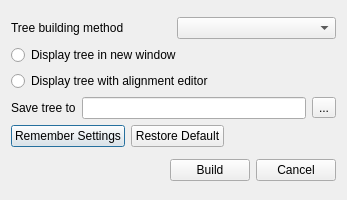
violethaze74/ugene, file src/corelibs/U2View/src/phyltree/ui/CreatePhyTreeDialog.ui: the form before one commit.
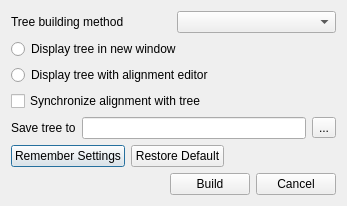
The form after the commit.

Diff of the .ui file:
```diff
--- a/src/corelibs/U2View/src/phyltree/ui/CreatePhyTreeDialog.ui
+++ b/src/corelibs/U2View/src/phyltree/ui/CreatePhyTreeDialog.ui
@@ -56,6 +56,12 @@
      </item>
      <item>
       <widget class="QRadioButton" name="createNewView">
+       <property name="sizePolicy">
+        <sizepolicy hsizetype="Preferred" vsizetype="Fixed">
+         <horstretch>0</horstretch>
+         <verstretch>0</verstretch>
+        </sizepolicy>
+       </property>
        <property name="text">
         <string>Display tree in new window</string>
        </property>
@@ -63,11 +69,30 @@
      </item>
      <item>
       <widget class="QRadioButton" name="displayWithAlignmentEditor">
+       <property name="sizePolicy">
+        <sizepolicy hsizetype="Preferred" vsizetype="Fixed">
+         <horstretch>0</horstretch>
+         <verstretch>0</verstretch>
+        </sizepolicy>
+       </property>
        <property name="text">
         <string>Display tree with alignment editor</string>
        </property>
       </widget>
      </item>
+     <item>
+      <widget class="QCheckBox" name="syncCheckBox">
+       <property name="sizePolicy">
+        <sizepolicy hsizetype="Preferred" vsizetype="Fixed">
+         <horstretch>0</horstretch>
+         <verstretch>0</verstretch>
+        </sizepolicy>
+       </property>
+       <property name="text">
+        <string>Synchronize alignment with tree</string>
+       </property>
+      </widget>
+     </item>
      <item>
       <layout class="QHBoxLayout" name="horizontalLayout_2">
        <property name="sizeConstraint">
```
